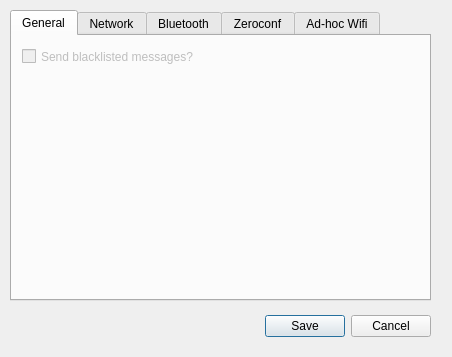
This is FluidNexus/ui/FluidNexusPreferences.ui in zeitkunst/FluidNexus as Qt 5 draws it before an edit. The edited form follows.
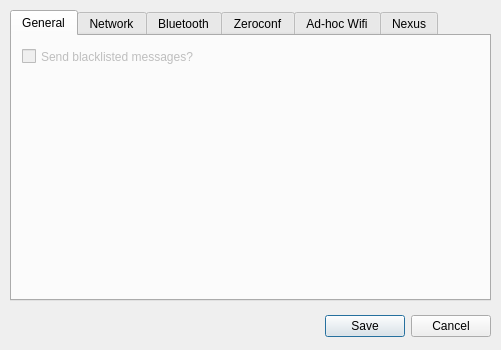
This is the edited form. Icons and pictures are not drawn.

Commit message: -- adding UI elements and proto defns for nexus messages

Diff of the .ui file:
```diff
--- a/FluidNexus/ui/FluidNexusPreferences.ui
+++ b/FluidNexus/ui/FluidNexusPreferences.ui
@@ -6,8 +6,8 @@
    <rect>
     <x>0</x>
     <y>0</y>
-    <width>452</width>
-    <height>357</height>
+    <width>501</width>
+    <height>350</height>
    </rect>
   </property>
   <property name="windowTitle">
@@ -20,7 +20,7 @@
   <widget class="QDialogButtonBox" name="buttonBox">
    <property name="geometry">
     <rect>
-     <x>90</x>
+     <x>150</x>
      <y>310</y>
      <width>341</width>
      <height>32</height>
@@ -41,7 +41,7 @@
     <rect>
      <x>10</x>
      <y>10</y>
-     <width>421</width>
+     <width>481</width>
      <height>291</height>
     </rect>
    </property>
@@ -348,6 +348,11 @@
      <string>Ad-hoc Wifi</string>
     </attribute>
    </widget>
+   <widget class="QWidget" name="tab">
+    <attribute name="title">
+     <string>Nexus</string>
+    </attribute>
+   </widget>
   </widget>
  </widget>
  <resources>
```
The commit also changes 9 other files.
